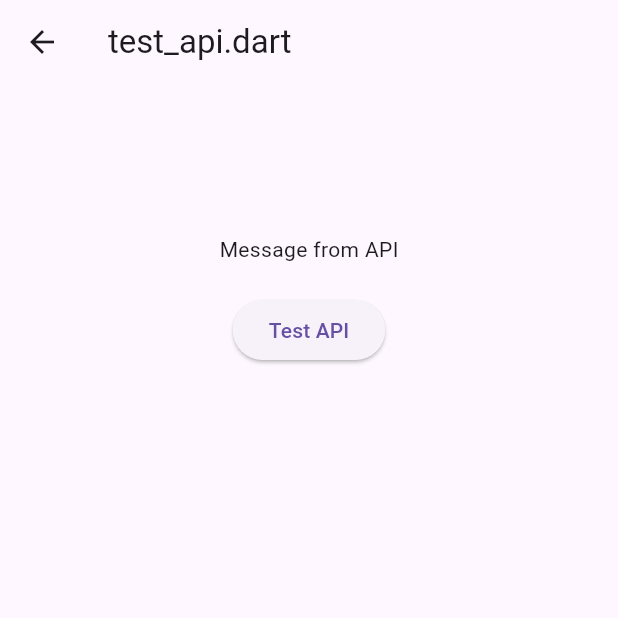
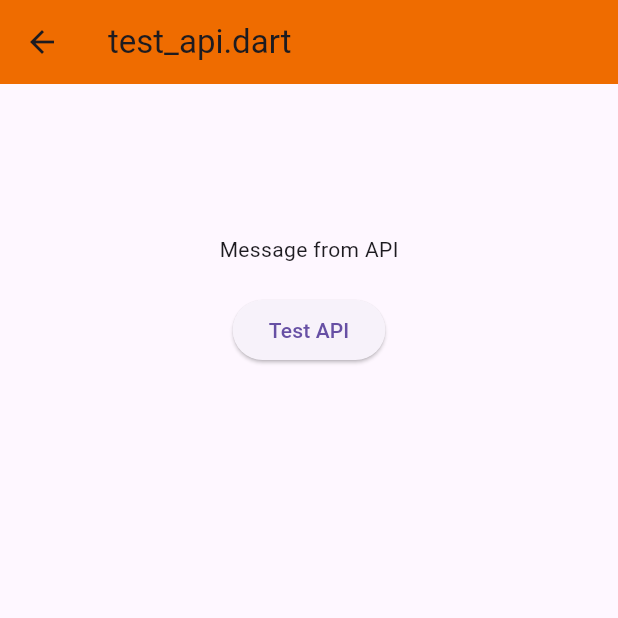
Before and after one commit to oown-mac/master_crud, a Flutter app: the screen it shows after launch, after a tap on "Test API", on a phone screen of 412 x 824 dp, the top half of it. Run offline on Flutter 3.47's test engine with Material 3 defaults, Android fonts, the phone set to English and light mode, and no system bars; our stand-ins replace gap; network calls fail.

Commit message:
add color

```diff
--- a/lib/login_to_mysql.dart
+++ b/lib/login_to_mysql.dart
@@ -22,6 +22,7 @@ class _LogintomysqlState extends State<Logintomysql> {
     return Scaffold(
       appBar: AppBar(
         title: const Text("login_to_mysql.dart"),
+        backgroundColor: Colors.green[800],
       ),
       body: Center(
         child: Padding(
--- a/lib/menu.dart
+++ b/lib/menu.dart
@@ -9,6 +9,7 @@ class Menu extends StatelessWidget {
     return Scaffold(
       appBar: AppBar(
         title: const Text("Menu.dart"),
+        backgroundColor: Colors.blue[900],
       ),
       body: Center(
         child: Column(
--- a/lib/test_api.dart
+++ b/lib/test_api.dart
@@ -17,6 +17,7 @@ class _TestapiState extends State<Testapi> {
     return Scaffold(
       appBar: AppBar(
         title: const Text("test_api.dart"),
+        backgroundColor: Colors.orange[800],
       ),
       body: Center(
         child: Column(
@@ -40,7 +41,6 @@ class _TestapiState extends State<Testapi> {
   void getMessageFromAPI() async {
     //String url = "http://163.44.198.71/master_crud_api/hello_api.php";
     String url = "https://ronglotmedstock.com/master_crud_api/hello_api.php";
-
 
     final Map<String, dynamic> queryParams = {
       "name": "Natthpon",
```
